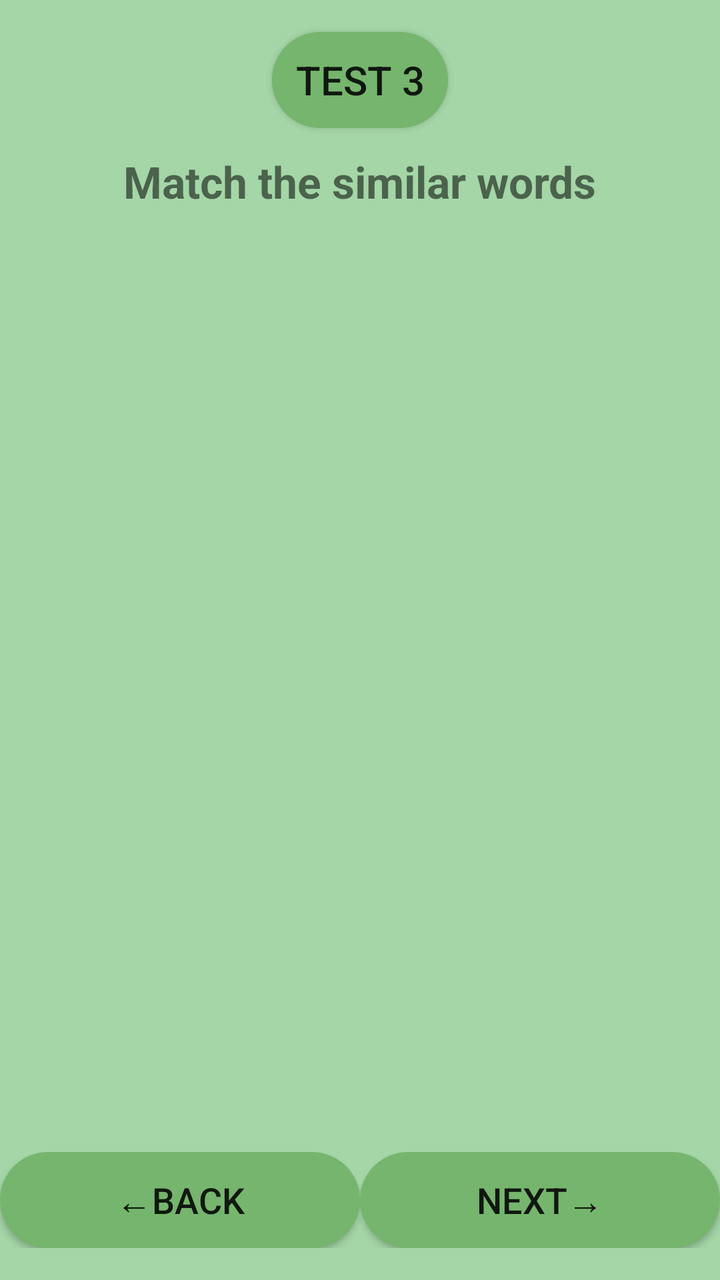
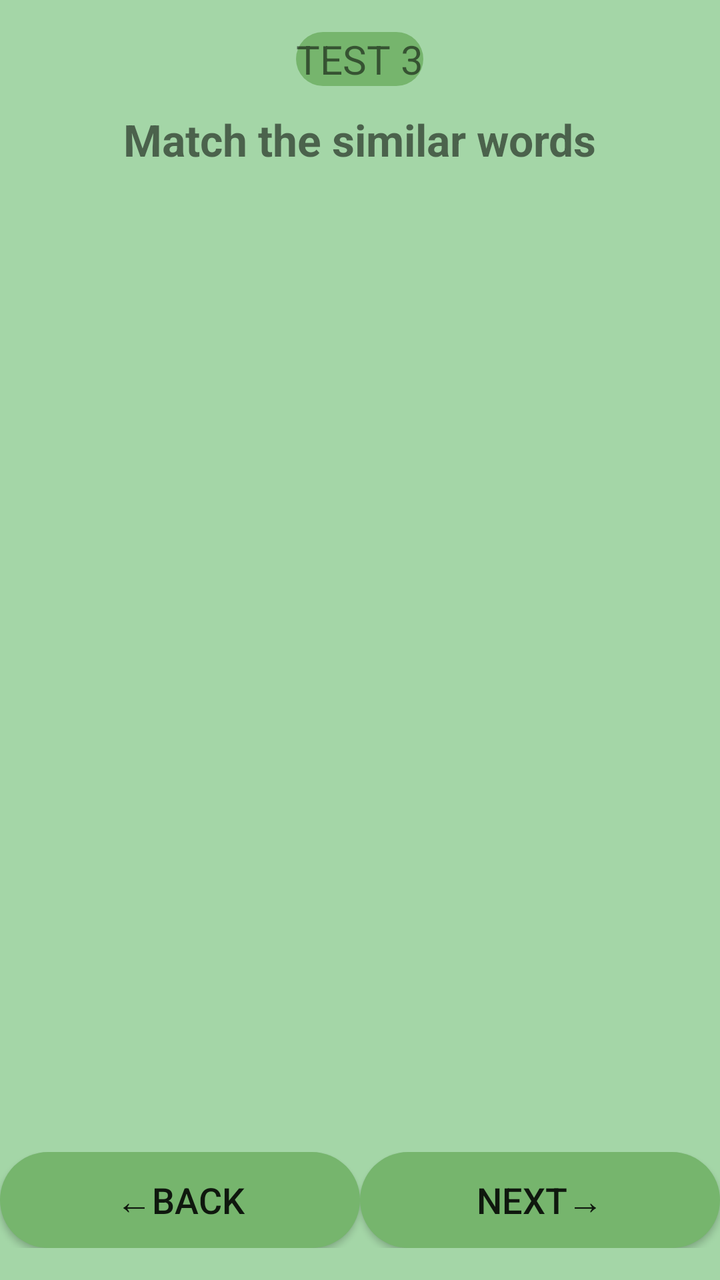

Compare the two renders of this Android layout. The source of the first and the diff that turns it into the second are given below.
<!-- AndroidManifest.xml: application theme AppTheme -->
<!-- res/layout/activity_dyslexiatest3.xml -->
<?xml version="1.0" encoding="utf-8"?>
<RelativeLayout xmlns:android="http://schemas.android.com/apk/res/android"
    xmlns:tools="http://schemas.android.com/tools"
    android:id="@+id/parentLayout"
    android:layout_width="match_parent"
    android:layout_height="match_parent"
    android:background="#A4D6A7"
    tools:context=".DyslexiaTest3Activity">

    <Button
        android:id="@+id/testTitle"
        android:layout_width="wrap_content"
        android:layout_height="wrap_content"
        android:text="TEST 3"
        android:textSize="20sp"
        android:background="@drawable/round_corners"
        android:layout_marginTop="16dp"
        android:layout_centerHorizontal="true" />

    <TextView
        android:id="@+id/instructionText"
        android:layout_width="wrap_content"
        android:layout_height="wrap_content"
        android:text="Match the similar words"
        android:textSize="22sp"
        android:textStyle="bold"
        android:layout_below="@id/testTitle"
        android:layout_centerHorizontal="true"
        android:layout_marginTop="12dp" />

    <LinearLayout
        android:id="@+id/columnContainer"
        android:layout_width="match_parent"
        android:layout_height="wrap_content"
        android:orientation="horizontal"
        android:gravity="center"
        android:padding="16dp"
        android:layout_below="@id/instructionText"
        android:layout_marginTop="16dp">

        <LinearLayout
            android:id="@+id/leftColumn"
            android:layout_width="0dp"
            android:layout_height="wrap_content"
            android:layout_weight="1"
            android:orientation="vertical"
            android:gravity="center_horizontal" />

        <LinearLayout
            android:id="@+id/rightColumn"
            android:layout_width="0dp"
            android:layout_height="wrap_content"
            android:layout_weight="1"
            android:orientation="vertical"
            android:gravity="center_horizontal" />
    </LinearLayout>

    <LinearLayout
        android:id="@+id/bottomNavigation"
        android:layout_width="match_parent"
        android:layout_height="wrap_content"
        android:orientation="horizontal"
        android:gravity="center"
        android:layout_alignParentBottom="true"
        android:layout_marginBottom="16dp"
        android:weightSum="2">

        <Button
            android:id="@+id/backBtn"
            android:layout_width="0dp"
            android:layout_weight="1"
            android:layout_height="wrap_content"
            android:text="←BACK"
            android:textSize="18sp"
            android:background="@drawable/round_corners" />

        <Button
            android:id="@+id/nextBtn"
            android:layout_width="0dp"
            android:layout_weight="1"
            android:layout_height="wrap_content"
            android:text="NEXT→"
            android:textSize="18sp"
            android:background="@drawable/round_corners" />
    </LinearLayout>

</RelativeLayout>
<!-- resources referenced by this layout -->
<resources>
  <!-- drawable round_corners (drawable) -->
  <?xml version="1.0" encoding="utf-8"?>
  <shape xmlns:android="http://schemas.android.com/apk/res/android">
      <solid android:color="#76B56D" /> 
      <corners android:radius="50dp" />
  </shape>
  <style name="AppTheme" parent="Theme.AppCompat.Light.NoActionBar">
          <item name="colorButtonNormal">@null</item>
      </style>
</resources>

<!-- the commit's change to res/layout/activity_dyslexiatest3.xml (unified diff, before → after) -->
@@ -7,7 +7,7 @@
     android:background="#A4D6A7"
     tools:context=".DyslexiaTest3Activity">
 
-    <Button
+    <TextView
         android:id="@+id/testTitle"
         android:layout_width="wrap_content"
         android:layout_height="wrap_content"
